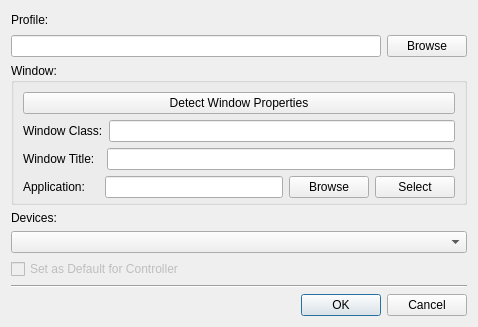
Above: src/addeditautoprofiledialog.ui from AntiMicroX/antimicrox before the change. Below: the same form after it.
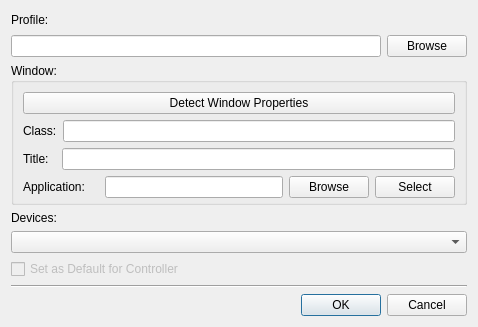
That is the form after the change.

Diff of the .ui file:
```diff
--- a/src/addeditautoprofiledialog.ui
+++ b/src/addeditautoprofiledialog.ui
@@ -80,7 +80,7 @@
         <item>
          <widget class="QLabel" name="winClassLabel">
           <property name="text">
-           <string>Window Class:</string>
+           <string>Class:</string>
           </property>
           <property name="buddy">
            <cstring>applicationLineEdit</cstring>
@@ -97,7 +97,7 @@
         <item>
          <widget class="QLabel" name="winNameLabel">
           <property name="text">
-           <string>Window Title:  </string>
+           <string>Title:  </string>
           </property>
           <property name="buddy">
            <cstring>applicationLineEdit</cstring>
```
